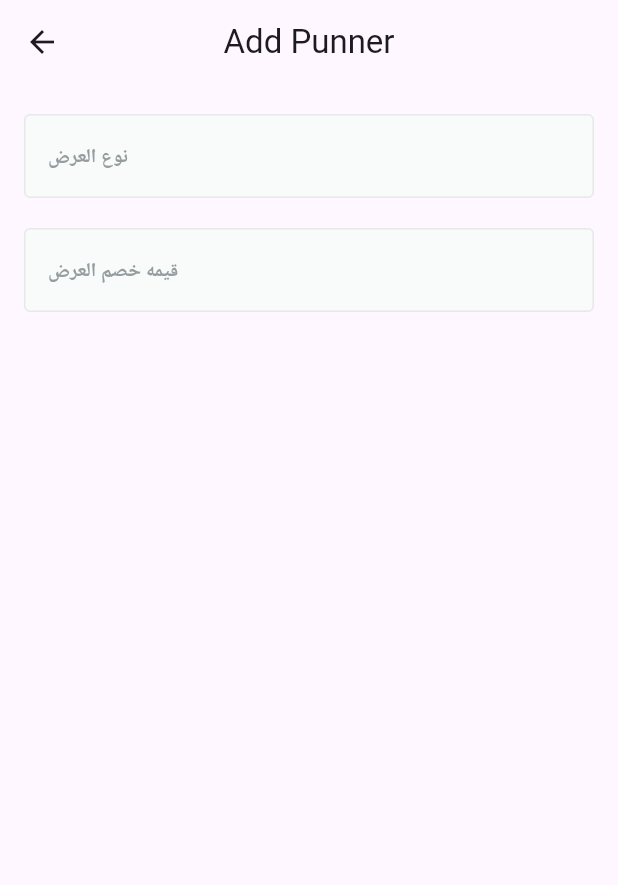
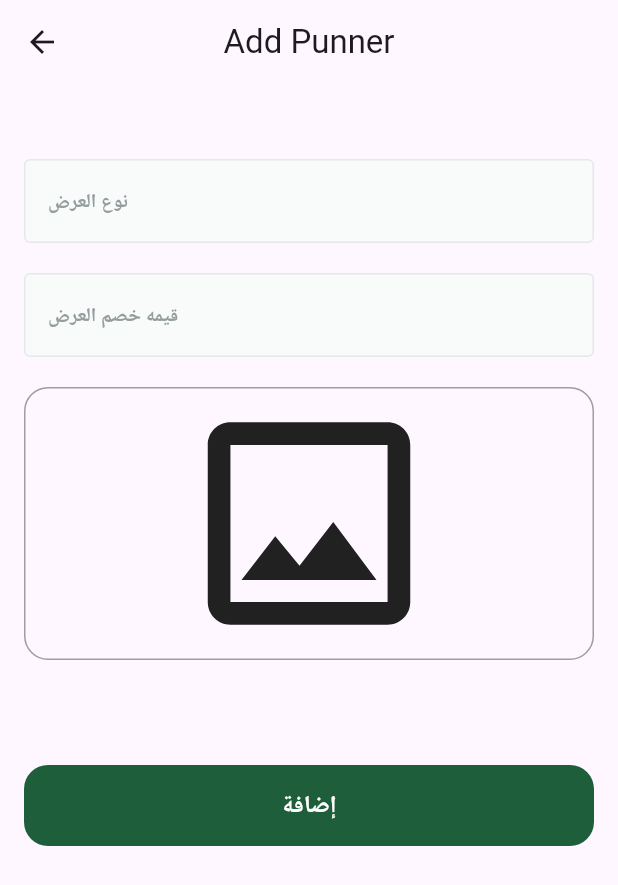
Before and after one commit to Mohammedsaddik/fruits_store_dashboard, a Flutter app: the AddPunnerView screen opened by its route, on a phone screen of 412 x 824 dp. Shown: the top 885 px of the screen. Run offline on Flutter 3.47's test engine with Material 3 defaults, Android fonts, the phone set to English and light mode, and no system bars; drawn by our look-alikes of skeletonizer; our stand-ins replace firebase_core, image_picker; accounts and stored records are empty.

```diff
--- a/lib/Core/healper_function/on_generate_routes.dart
+++ b/lib/Core/healper_function/on_generate_routes.dart
@@ -1,4 +1,5 @@
 import 'package:flutter/material.dart';
+import 'package:fruits_store_dashboard/Features/add_product/presentation/views/add_product_view.dart';
 import 'package:fruits_store_dashboard/Features/dash_board_screen/presentation/views/dash_board_view.dart';
 import 'package:fruits_store_dashboard/Features/punner/presentation/views/add_punner_view.dart';
 
@@ -8,6 +9,8 @@ Route<dynamic> onGenerateRoute(RouteSettings settings) {
       return MaterialPageRoute(builder: (context) => const DashBoardView());
     case AddPunnerView.routeName:
       return MaterialPageRoute(builder: (context) => const AddPunnerView());
+    case AddProductView.routeName:
+      return MaterialPageRoute(builder: (context) => const AddProductView());
     default:
       return MaterialPageRoute(builder: (context) => const Scaffold());
   }
--- a/lib/Features/punner/presentation/views/widgets/Image_Field.dart
+++ b/lib/Core/widgets/Image_Field.dart
@@ -5,7 +5,10 @@ import 'package:image_picker/image_picker.dart';
 import 'package:skeletonizer/skeletonizer.dart';
 
 class ImageField extends StatefulWidget {
-  const ImageField({super.key, required this.onChanged});
+  const ImageField({
+    super.key,
+    required this.onChanged,
+  });
   final ValueChanged<File?> onChanged;
 
   @override
--- a/lib/Features/punner/presentation/views/widgets/add_punner_view_body.dart
+++ b/lib/Features/punner/presentation/views/widgets/add_punner_view_body.dart
@@ -1,5 +1,7 @@
 import 'package:flutter/material.dart';
+import 'package:fruits_store_dashboard/Core/widgets/custom_button.dart';
 import 'package:fruits_store_dashboard/Core/widgets/custom_text_field.dart';
+import 'package:fruits_store_dashboard/Core/widgets/Image_Field.dart';
 
 class AddPunnerViewBody extends StatefulWidget {
   const AddPunnerViewBody({super.key});
@@ -22,7 +24,7 @@ class _AddPunnerViewBodyState extends State<AddPunnerViewBody> {
           child: Column(
             children: [
               SizedBox(
-                height: 20.0,
+                height: 50.0,
               ),
               CustomTextFormField(
                 hintText: "نوع العرض",
@@ -35,6 +37,19 @@ class _AddPunnerViewBodyState extends State<AddPunnerViewBody> {
                 hintText: "قيمه خصم العرض",
                 textInputType: TextInputType.text,
               ),
+              SizedBox(
+                height: 20.0,
+              ),
+              ImageField(
+                onChanged: (value) {},
+              ),
+              SizedBox(
+                height: 70.0,
+              ),
+              CustomButton(
+                text: "إضافة",
+                onPressed: () {},
+              ),
             ],
           ),
         ),
```
Also changed, not shown: lib/Features/add_product/presentation/views/add_product_view.dart (added, +17 -0 lines), lib/Features/add_product/presentation/views/widgets/add_product_view_body.dart (added, +84 -0 lines), lib/Features/dash_board_screen/presentation/views/widgets/dash_board_view_body.dart (+7 -0 lines), 5 other files.
